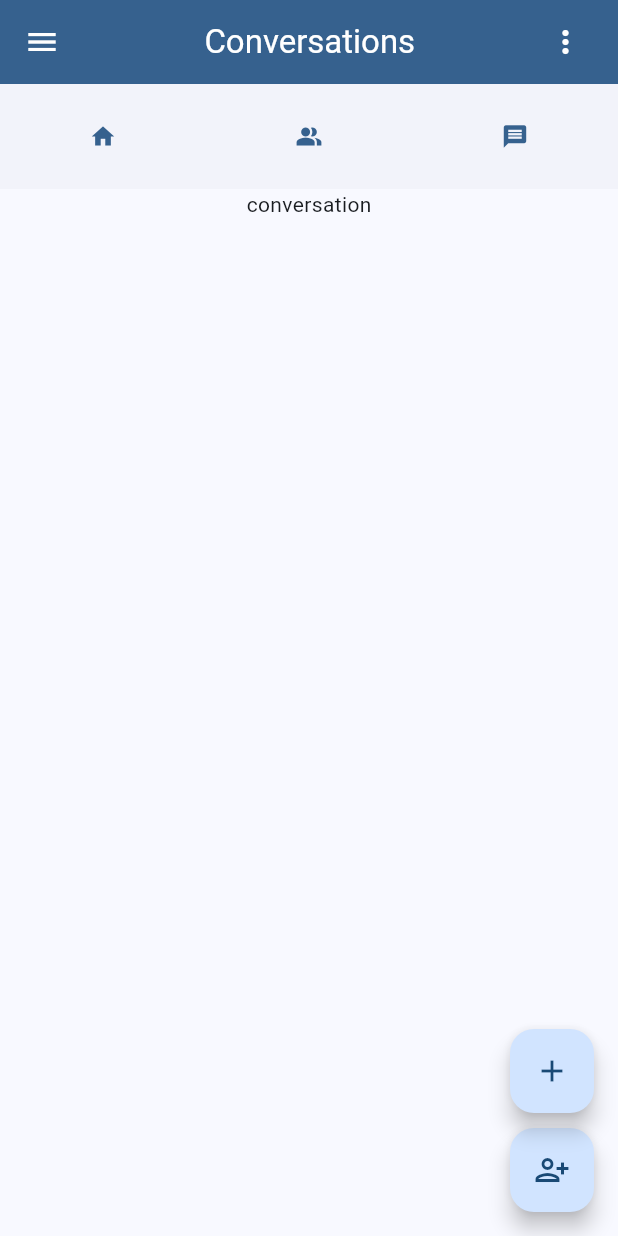
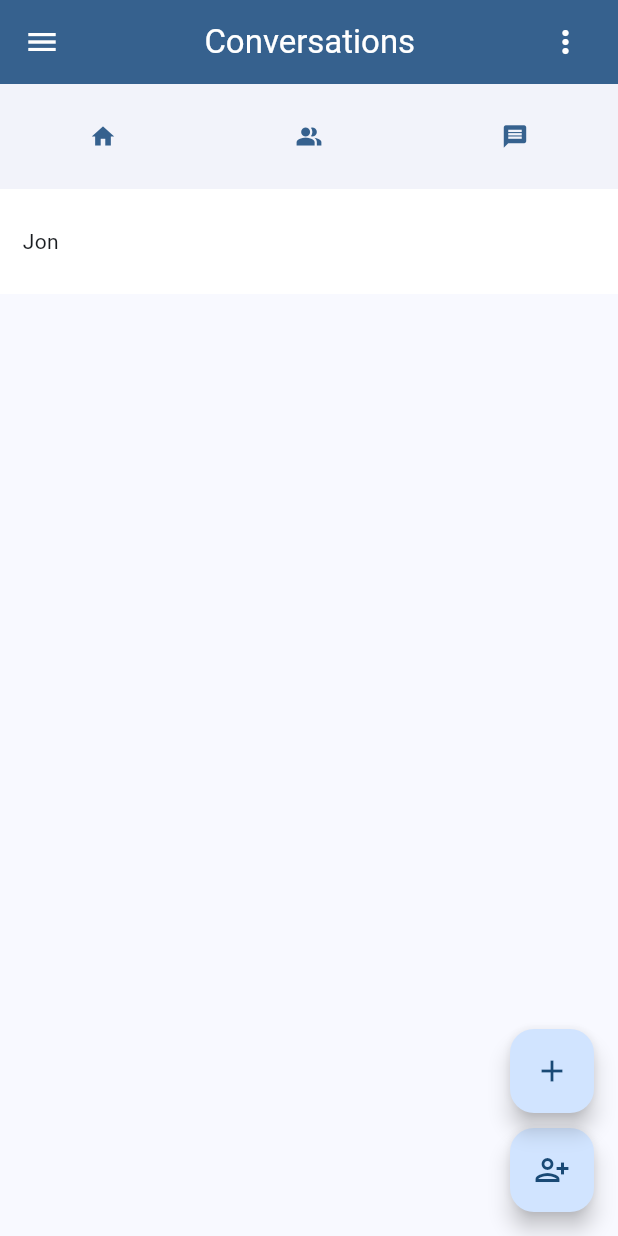
Before and after one commit to Kurobaka67/tds2, a Flutter app: the ConversationScreen screen opened directly, after a tap on the "message" icon, on a phone screen of 412 x 824 dp. Run offline on Flutter 3.47's test engine with Material 3 defaults, Android fonts, the phone set to English and light mode, and no system bars; our stand-ins replace device_info_plus, file_picker, firebase_core, firebase_messaging, form_field_validator, image_picker and 5 more; missing offline and left inert: dart:ffi; accounts and stored records are empty; network calls fail.

Commit message:
Modification 24/12
Ajout de l'affichage des rôle de chaque utilisateurs d'un groupe avec des icons + affichage des contact pour pouvoir écrire des message privé.

```diff
--- a/lib/models/message_model.dart
+++ b/lib/models/message_model.dart
@@ -12,22 +12,26 @@ class MessageModel {
   MessageModel({
     this.user,
     required this.content,
-    required this.date
+    required this.date,
+    this.role,
   });
 
   UserModel? user;
   String content;
   DateTime date;
+  int? role;
 
   factory MessageModel.fromJson(Map<String, dynamic> json) => MessageModel(
     user: UserModel(id: json["id"], firstname: json["firstname"], lastname: json["lastname"], email: json["email"], role: json["role"], hashPassword: json["password"]),
     content: json["content"],
     date: DateTime.parse(json["date"]),
+    role: json["sent_role"],
   );
 
   Map<String, dynamic> toJson() => {
     "user": user,
     "content": content,
     "date": date,
+    "sent_role": role,
   };
 }
--- a/lib/screens/conversation_screen.dart
+++ b/lib/screens/conversation_screen.dart
@@ -1,5 +1,7 @@
 import 'package:firebase_messaging/firebase_messaging.dart';
 import 'package:flutter/material.dart';
+import 'package:loading_animation_widget/loading_animation_widget.dart';
+import 'package:tds2/widgets/contact_item.dart';
 import 'package:tds2/widgets/widgets.dart';
 
 import '../models/user_model.dart';
@@ -16,25 +18,10 @@ class _ConversationScreenState extends State<ConversationScreen> {
     UserModel(id: 2, firstname: "Jon", lastname: "LEJEUNE", email: "Jon@gmail.com", role: 'client', hashPassword: "")
   ];
   late UserModel? contactValue = null;
-  String? title = "";
-  String? body = "";
-
-  Future<void> initFirebase() async {
-    FirebaseMessaging.instance
-        .getInitialMessage();
-    FirebaseMessaging.onMessage.listen((RemoteMessage message) async {
-      setState(() {
-        title = message.notification?.title;
-        body = message.notification?.body;
-      });
-      print(message.notification?.title);
-    });
-  }
 
   @override
   void initState() {
     super.initState();
-    initFirebase();
   }
 
   @override
@@ -80,11 +67,24 @@ class _ConversationScreenState extends State<ConversationScreen> {
       body: Column(
         children: [
           const TopBarMenu(),
-          const Text('conversation'),
-          if (title != null)
-            Text(title!),
-          if (body != null)
-            Text(body!),
+          if(contacts!=null)
+            SizedBox(
+              height: 200,
+              child: ListView.separated(
+                  separatorBuilder: (context, index) => const Divider(
+                    color: Colors.black,
+                    indent: 20,
+                    endIndent: 20,
+                  ),
+                  itemCount: contacts!.length,
+                  itemBuilder: (context, index) => ContactItem(user: contacts![index])
+              ),
+            )
+          else
+            LoadingAnimationWidget.fourRotatingDots(
+              size: 50,
+              color: Colors.black45,
+            ),
         /*Column(
             children: [
               Expanded(
--- a/lib/screens/group_message_screen.dart
+++ b/lib/screens/group_message_screen.dart
@@ -53,10 +53,12 @@ class _GroupMessageScreenState extends State<GroupMessageScreen> {
     setState(() {
       isLoading = true;
     });
-    List<MessageModel>? result = (await MessageService().getAllMessagesByGroup(widget.group.id));
+    List<MessageModel>? result;
+    if(user != null )result = (await MessageService().getAllMessagesByGroup(widget.group.id, user!.id));
     if(result != null){
       setState(() {
-        messages2 = result;
+        messages2 = result!;
+        print(result[3].role);
       });
     }
     setState(() {
--- a/lib/widgets/app_bar_drawer.dart
+++ b/lib/widgets/app_bar_drawer.dart
@@ -5,6 +5,7 @@ import 'package:shared_preferences/shared_preferences.dart';
 import 'package:tds2/models/group_model.dart';
 import 'package:tds2/models/notification_model.dart';
 import 'package:tds2/screens/screens.dart';
+import 'package:tds2/widgets/show_role_group_icon.dart';
 import '../models/user_model.dart';
 
 class TopBarDrawer extends StatefulWidget {
@@ -191,8 +192,10 @@ class _TopBarDrawerState extends State<TopBarDrawer> {
                     Row(
                       children: [
                         Text(widget.users![index].firstname),
-                        Text(' '),
+                        const Text(' '),
                         Text(widget.users![index].lastname),
+                        const Text(' '),
+                        ShowRoleGroupIcon(roleGroup: widget.users![index].roleGroup,),
                       ],
                     ),
                   ],
--- /dev/null
+++ b/lib/widgets/contact_item.dart
@@ -0,0 +1,48 @@
+import 'package:flutter/material.dart';
+import 'package:tds2/models/group_model.dart';
+import 'package:tds2/models/user_model.dart';
+import 'package:tds2/screens/message_screen.dart';
+
+import '../screens/screens.dart';
+
+class ContactItem extends StatefulWidget {
+  final UserModel user;
+
+  const ContactItem({
+    super.key,
+    required this.user
+  });
+
+  @override
+  State<ContactItem> createState() => _ContactItemState();
+}
+
+class _ContactItemState extends State<ContactItem> {
+  @override
+  Widget build(BuildContext context) {
+
+    return GestureDetector(
+      onTap: () {
+        Navigator.of(context).push(MaterialPageRoute(builder: (context) => MessageScreen(receiver: widget.user)));
+      },
+      child: Container(
+        height: 70,
+        width: 100,
+        decoration: const BoxDecoration(
+          color: Colors.white,
+        ),
+        padding: const EdgeInsets.symmetric(
+            horizontal: 15,
+            vertical: 5
+        ),
+        child: Center(
+            child: Row(
+              children: [
+                Text(widget.user.firstname)
+              ],
+            )
+        ),
+      ),
+    );
+  }
+}
--- /dev/null
+++ b/lib/widgets/show_role_group_icon.dart
@@ -0,0 +1,40 @@
+import 'package:flutter/material.dart';
+import 'package:tds2/models/group_model.dart';
+
+import '../screens/screens.dart';
+
+class ShowRoleGroupIcon extends StatefulWidget {
+  final int? roleGroup;
+
+  const ShowRoleGroupIcon({
+    super.key,
+    required this.roleGroup
+  });
+
+  @override
+  State<ShowRoleGroupIcon> createState() => _ShowRoleGroupIconState();
+}
+
+class _ShowRoleGroupIconState extends State<ShowRoleGroupIcon> {
+  late IconData iconData;
+
+  void initIcon() {
+    switch(widget.roleGroup){
+      case 0 : iconData = Icons.favorite_border;
+      case 1 : iconData = Icons.star_border_outlined;
+      default : iconData = Icons.face;
+    }
+  }
+
+  @override
+  void initState() {
+    super.initState();
+    initIcon();
+  }
+
+  @override
+  Widget build(BuildContext context) {
+
+    return Icon(iconData);
+  }
+}
```
Also changed, not shown: lib/screens/message_screen.dart (+6 -28 lines), lib/services/messages_services.dart (+9 -3 lines).
